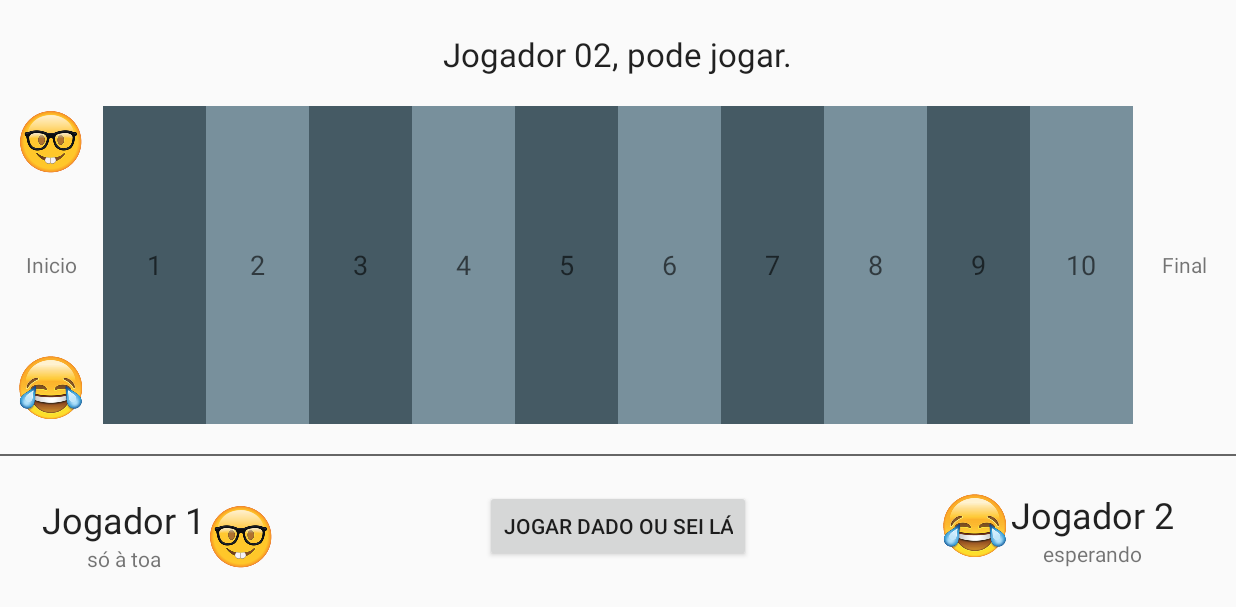
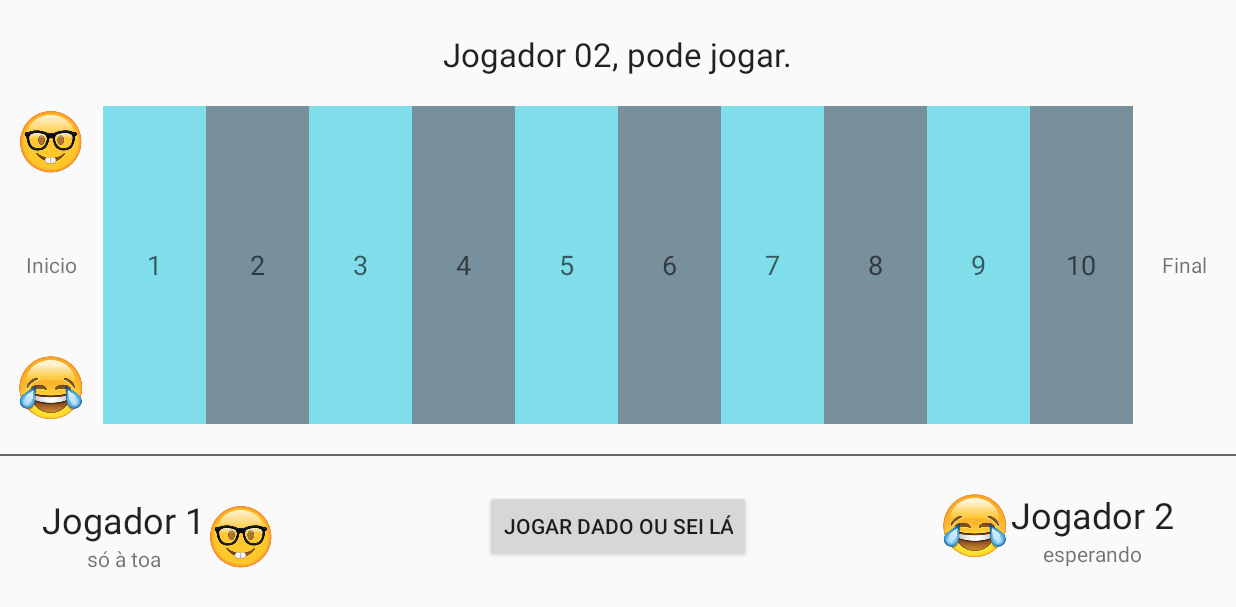
Before and after one commit to jdamacena/jogo-maquina-turing, an Android app: the TelaJogo screen opened directly, with no data from a screen before it, on a phone screen of 824 x 412 dp (held sideways). Shown: the top 607 px of the screen. Run offline under Robolectric (Android 15) with nearby library versions, the phone set to English and light mode, and no system bars.

Commit message:
initial commit

```diff
--- a/app/src/main/res/values/colors.xml
+++ b/app/src/main/res/values/colors.xml
@@ -2,9 +2,9 @@
 <resources>
     <color name="colorPrimary">#3F51B5</color>
     <color name="colorPrimaryDark">#303F9F</color>
-    <color name="colorAccent">#FF4081</color>
+    <color name="colorAccent">#ffc107</color>
 
     <color name="black_overlay">#66000000</color>
-    <color name="tabuleiro_par">#455a64</color>
+    <color name="tabuleiro_par">#80deea</color>
     <color name="tabuleiro_impar">#78909c</color>
 </resources>
```
